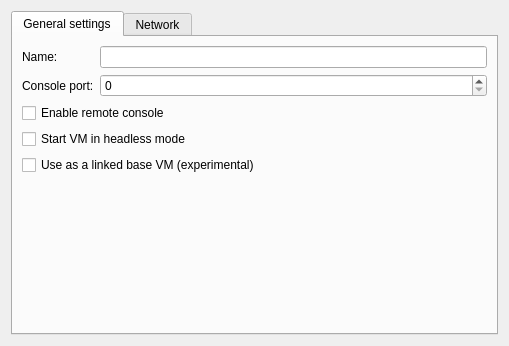
Qt form gns3/modules/vmware/ui/vmware_vm_configuration_page.ui (GNS3/gns3-gui) before a commit.
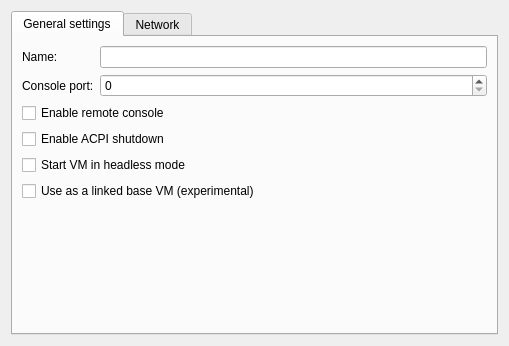
The same form after that commit.

Commit message: ACPI shutdown support for VMware VMs. Fixes #436.

Patch:
```diff
--- a/gns3/modules/vmware/ui/vmware_vm_configuration_page.ui
+++ b/gns3/modules/vmware/ui/vmware_vm_configuration_page.ui
@@ -55,7 +55,7 @@
          </property>
         </widget>
        </item>
-       <item row="3" column="0" colspan="2">
+       <item row="4" column="0" colspan="2">
         <widget class="QCheckBox" name="uiHeadlessModeCheckBox">
          <property name="text">
           <string>Start VM in headless mode</string>
@@ -65,7 +65,7 @@
          </property>
         </widget>
        </item>
-       <item row="4" column="0" colspan="2">
+       <item row="6" column="0" colspan="2">
         <widget class="QCheckBox" name="uiBaseVMCheckBox">
          <property name="enabled">
           <bool>true</bool>
@@ -75,7 +75,7 @@
          </property>
         </widget>
        </item>
-       <item row="5" column="1">
+       <item row="7" column="1">
         <spacer name="verticalSpacer">
          <property name="orientation">
           <enum>Qt::Vertical</enum>
@@ -88,6 +88,13 @@
          </property>
         </spacer>
        </item>
+       <item row="3" column="0" colspan="2">
+        <widget class="QCheckBox" name="uiACPIShutdownCheckBox">
+         <property name="text">
+          <string>Enable ACPI shutdown</string>
+         </property>
+        </widget>
+       </item>
       </layout>
      </widget>
      <widget class="QWidget" name="tab_2">
```
The commit also changes 7 other files.
